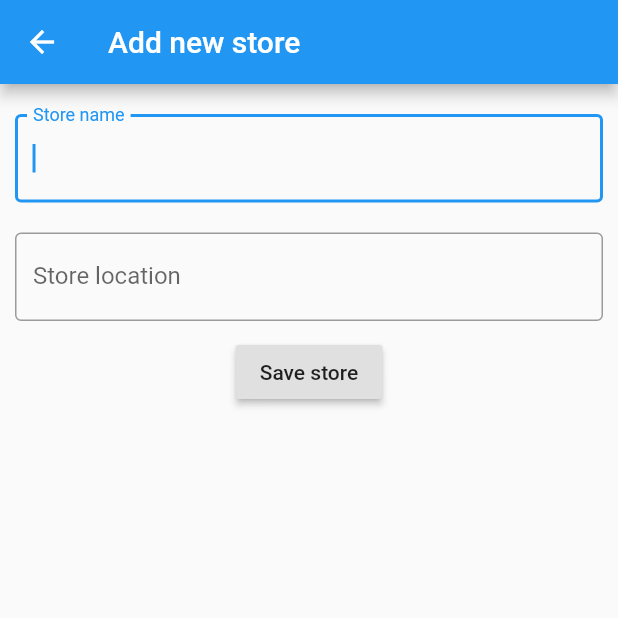
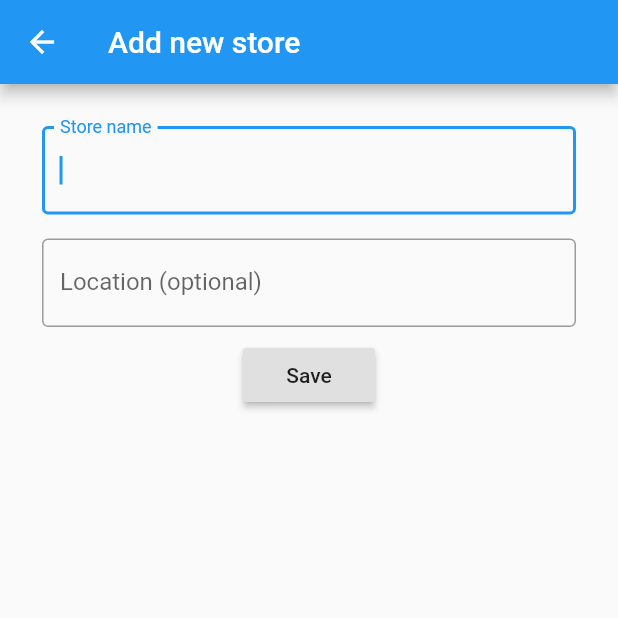
Before and after one commit to manderly/grocery_go, a Flutter app: the NewStore screen opened by its route, on a phone screen of 412 x 824 dp, the top half of it. Run offline on Flutter 3.47's test engine with Material 2 defaults, Android fonts, the phone set to English and light mode, and no system bars; our stand-ins replace cloud_firestore, timeago; accounts and stored records are empty.

Commit message:
User can now create new stores and add them to the db

```diff
--- /dev/null
+++ b/lib/db/store_dto.dart
@@ -0,0 +1,18 @@
+class StoreDTO {
+
+  String id;
+  String name;
+  String date;
+  String address;
+
+  String toString() {
+    return 'id: $id, name: $name, date: $date, address: $address';
+  }
+
+  Map<String, dynamic> toJson() => <String, dynamic> {
+    'id': this.id ?? '',
+    'name': this.name,
+    'date': this.date,
+    'address': this.address,
+  };
+}
--- a/lib/views/new_shopping_list.dart
+++ b/lib/views/new_shopping_list.dart
@@ -51,15 +51,9 @@ class _AddShoppingListFormState extends State<AddShoppingListForm> {
     final formState = formKey.currentState;
     if (formState.validate()) {
       formKey.currentState.save();
-
-      // this data is auto-generated when a new list is made
       newShoppingListFields.date = DateTime.now().toString();
       newShoppingListFields.itemIDs = new List<String>();
-
-      // put this stuff in the db and get the ID that was created
       await db.addShoppingList(newShoppingListFields);
-
-      // confirm it with a snack bar
       Scaffold.of(context).showSnackBar(
           SnackBar(content: Text('New list created: ' + newShoppingListFields.name))
       );
--- a/lib/views/new_store.dart
+++ b/lib/views/new_store.dart
@@ -1,4 +1,6 @@
 import 'package:flutter/material.dart';
+import 'package:grocery_go/db/database_manager.dart';
+import 'package:grocery_go/db/store_dto.dart';
 
 class NewStore extends StatefulWidget {
 
@@ -12,45 +14,92 @@ class NewStore extends StatefulWidget {
 
 class _NewStoreState extends State<NewStore> {
 
-  void saveList(BuildContext context) {
-    print("Saving new store");
-    Navigator.of(context).pop();
+  @override
+  Widget build(BuildContext context) {
+    return Scaffold(
+      appBar: AppBar(
+        title: Text("Add new store"),
+      ),
+      body: Center(
+        child: Padding(
+          padding: EdgeInsets.all(20),
+          child: AddStoreForm(),
+        ),
+      ),
+    );
+  }
+}
+
+
+class AddStoreForm extends StatefulWidget {
+  @override
+  _AddStoreFormState createState() => _AddStoreFormState();
+}
+
+class _AddStoreFormState extends State<AddStoreForm> {
+  final formKey = GlobalKey<FormState>();
+  final DatabaseManager db = DatabaseManager();
+
+  final newStoreFields = StoreDTO();
+
+  String validateStringInput(String value) {
+    if (value.isEmpty) {
+      return 'Please enter a name';
+    } else return null;
+  }
+
+  void saveNewStore(BuildContext context) async {
+    final formState = formKey.currentState;
+    if (formState.validate()) {
+      formKey.currentState.save();
+      newStoreFields.date = DateTime.now().toString();
+      await db.addStore(newStoreFields);
+      Scaffold.of(context).showSnackBar(
+          SnackBar(content: Text('New list created: ' + newStoreFields.name))
+      );
+      Navigator.of(context).pop();
+    }
   }
 
   @override
   Widget build(BuildContext context) {
-    return Scaffold(
-        appBar: AppBar(
-          title: Text("Add new store"),
-        ),
-        body: Center(
-            child: Column(
-              children: [
-                Padding(
-                  padding: EdgeInsets.fromLTRB(10, 20, 10, 10),
-                  child: TextFormField(
-                      autofocus: true,
-                      decoration: InputDecoration(
-                          labelText: 'Store name',
-                          border: OutlineInputBorder()),
-                    ),
-                ),
-                Padding(
-                  padding: EdgeInsets.all(10),
-                  child: TextFormField(
-                    autofocus: true,
-                    decoration: InputDecoration(
-                        labelText: 'Store location',
-                        border: OutlineInputBorder()),
-                    ),
-                ),
-                RaisedButton(
-                  onPressed: () => saveList(context),
-                  child: Text('Save store'),
-                ),
-              ],
+    return Form(
+      key: formKey,
+      child: Column(
+        children: [
+          Padding(
+            padding: EdgeInsets.all(8.0),
+            child: TextFormField(
+              autofocus: true,
+              decoration: InputDecoration(
+                  labelText: 'Store name',
+                  border: OutlineInputBorder()
+              ),
+              validator: (value) => validateStringInput(value),
+              onSaved: (value) {
+                newStoreFields.name = value;
+              }
             ),
           ),
+          Padding(
+            padding: EdgeInsets.all(8.0),
+            child: TextFormField(
+              autofocus: false,
+              decoration: InputDecoration(
+                  labelText: 'Location (optional)',
+                  border: OutlineInputBorder()
+              ),
+              onSaved: (value) {
+                newStoreFields.address = value;
+              }
+            ),
+          ),
+          RaisedButton(
+            onPressed: () => saveNewStore(context),
+            child: Text('Save'),
+          ),
+        ],
+      ),
     );
   }
 }
```
Also changed, not shown: lib/db/database_manager.dart (+9 -2 lines).
